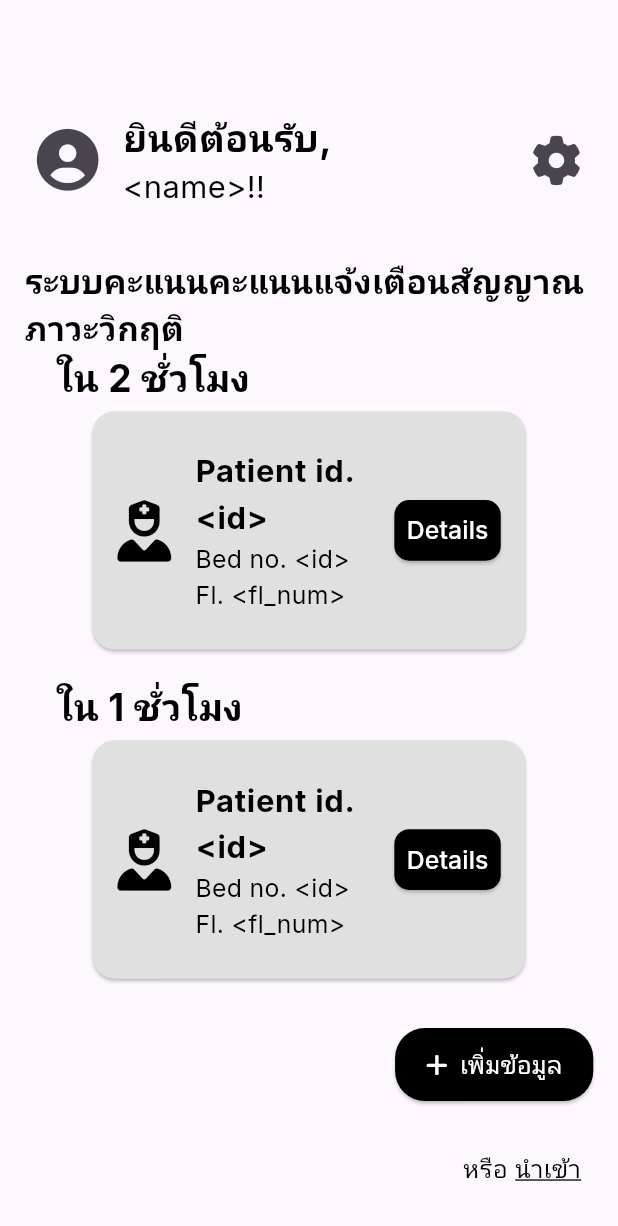
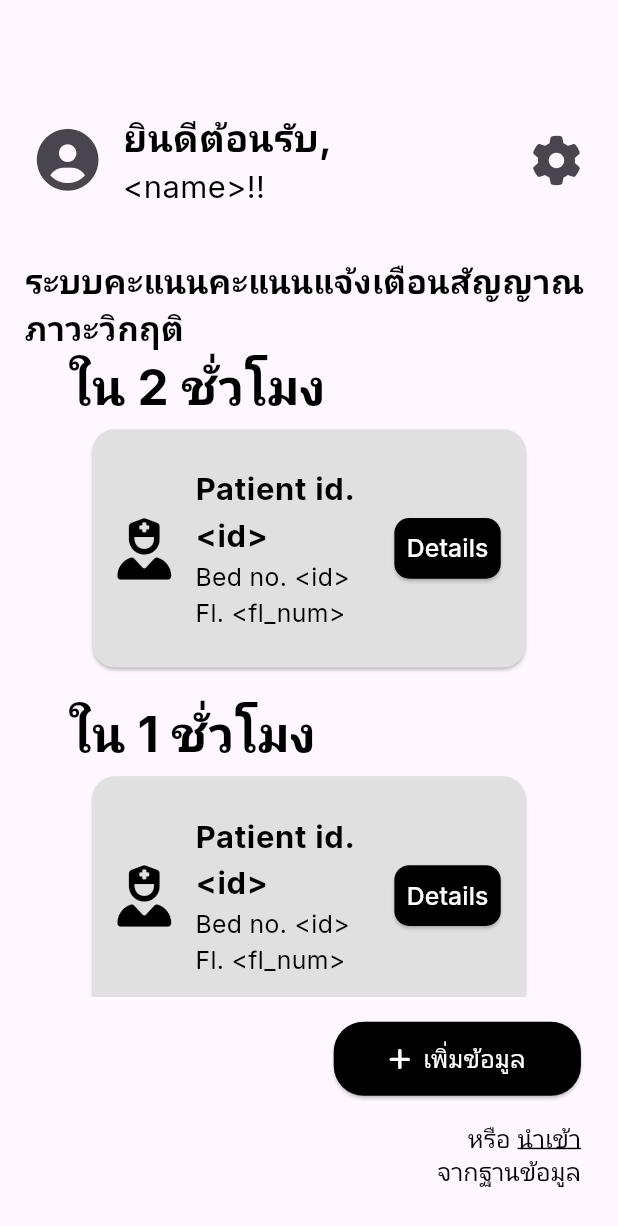
Before and after one commit to strongDoorknob/mews_mobile_app, a Flutter app: the screen it shows after launch, on a phone screen of 412 x 824 dp. Shown: the top 1226 px of the screen. Run offline on Flutter 3.47's test engine with Material 3 defaults, Android fonts, the phone set to English and light mode, and no system bars; our stand-ins replace font_awesome_flutter, google_fonts; missing offline and left inert: introduction_slider.

Commit message:
New Pages & Routing

```diff
--- a/lib/analysis/mewsUpdate.dart
+++ b/lib/analysis/mewsUpdate.dart
@@ -8,7 +8,7 @@ import 'package:pulse/screens/home.dart';
 import 'package:pulse/screens/setting.dart';
 
 class MewsUpdatePage extends StatelessWidget {
-  const MewsUpdatePage({Key? key}) : super(key: key);
+  const MewsUpdatePage({super.key});
 
   @override
   Widget build(BuildContext context) {
@@ -38,7 +38,8 @@ class MewsUpdatePage extends StatelessWidget {
                         onPressed: () {
                           Navigator.push(
                             context,
-                            MaterialPageRoute(builder: (context) => const HomePage()),
+                            MaterialPageRoute(
+                                builder: (context) => const HomePage()),
                           );
                         },
                       ),
@@ -78,7 +79,8 @@ class MewsUpdatePage extends StatelessWidget {
                     onPressed: () {
                       Navigator.push(
                         context,
-                        MaterialPageRoute(builder: (context) => const SettingsPage()),
+                        MaterialPageRoute(
+                            builder: (context) => const SettingsPage()),
                       );
                     },
                   ),
@@ -106,15 +108,22 @@ class MewsUpdatePage extends StatelessWidget {
               ),
             ),
             Padding(
-              padding: EdgeInsets.symmetric(vertical: size.height * 0.02),
-              child: Row(
-                mainAxisAlignment: MainAxisAlignment.end,
+              padding: EdgeInsets.symmetric(
+                  horizontal: size.width * 0.02, vertical: size.height * 0.02),
+              child: Align(
+                alignment: Alignment.centerRight,
+                child: Column(
+                  crossAxisAlignment: CrossAxisAlignment.end,
                   children: [
-                  ElevatedButton(
+                    SizedBox(
+                      width: size.width * 0.4, // Fixed width for the button
+                      height: size.height * 0.06, // Fixed height for the button
+                      child: ElevatedButton(
                         onPressed: () {
                           Navigator.push(
                             context,
-                        MaterialPageRoute(builder: (context) => const AddPatientPage()),
+                            MaterialPageRoute(
+                                builder: (context) => const AddPatientPage()),
                           );
                         },
                         style: ElevatedButton.styleFrom(
@@ -128,6 +137,8 @@ class MewsUpdatePage extends StatelessWidget {
                           backgroundColor: Colors.black,
                         ),
                         child: Row(
+                          mainAxisAlignment:
+                              MainAxisAlignment.center, // Center the content
                           children: [
                             FaIcon(
                               FontAwesomeIcons.plus,
@@ -147,15 +158,12 @@ class MewsUpdatePage extends StatelessWidget {
                           ],
                         ),
                       ),
-                ],
                     ),
-            ),
-            Padding(
-              padding: EdgeInsets.symmetric(horizontal: size.width * 0.02, vertical: size.height * 0.02),
-              child: Row(
-                mainAxisAlignment: MainAxisAlignment.end,
+                    SizedBox(height: size.height * 0.02),
+                    RichText(
+                      textAlign: TextAlign.right,
+                      text: TextSpan(
                         children: [
-                  Text.rich(
                           TextSpan(
                             text: 'หรือ ',
                             style: GoogleFonts.inter(
@@ -164,7 +172,7 @@ class MewsUpdatePage extends StatelessWidget {
                                 color: Colors.black,
                               ),
                             ),
-                      children: <TextSpan>[
+                          ),
                           TextSpan(
                             text: 'นำเข้า',
                             style: GoogleFonts.inter(
@@ -175,10 +183,20 @@ class MewsUpdatePage extends StatelessWidget {
                               ),
                             ),
                           ),
+                          TextSpan(
+                            text: '\nจากฐานข้อมูล',
+                            style: GoogleFonts.inter(
+                              textStyle: TextStyle(
+                                fontSize: size.width * 0.04,
+                                color: Colors.black,
+                              ),
+                            ),
+                          ),
                         ],
                       ),
                     ),
                   ],
+                ),
               ),
             ),
           ],
@@ -189,12 +207,12 @@ class MewsUpdatePage extends StatelessWidget {
 
   Widget sectionTitle(String title, Size size) {
     return Padding(
-      padding: EdgeInsets.only(left: size.width * 0.05),
+      padding: EdgeInsets.only(left: size.width * 0.07),
       child: Text(
         title,
         style: GoogleFonts.inter(
           textStyle: TextStyle(
-            fontSize: size.width * 0.06,
+            fontSize: size.width * 0.08,
             fontWeight: FontWeight.bold,
             color: Colors.black,
           ),
```
Lines whose indentation alone changed are shown as unchanged.
